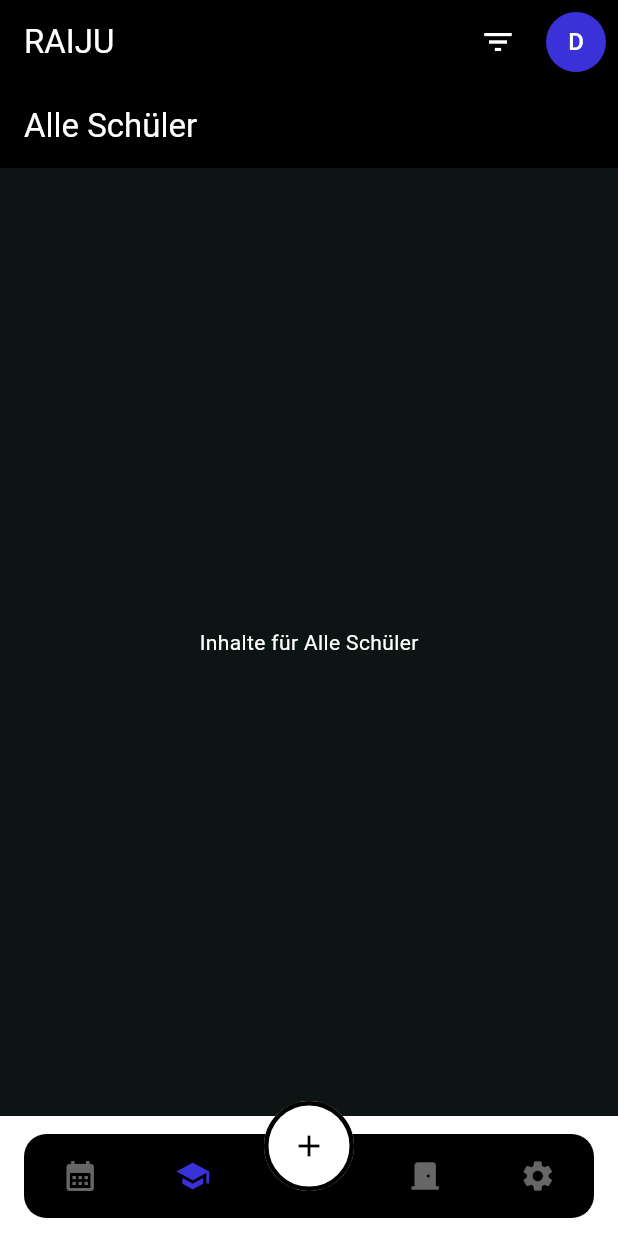
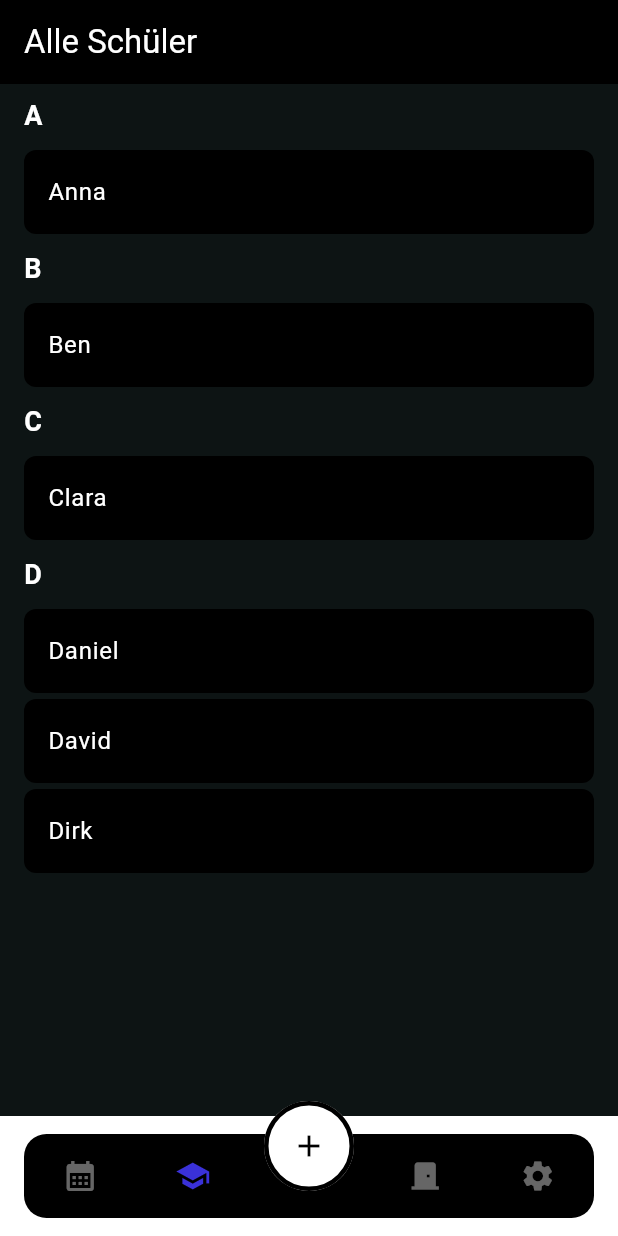
Before and after one commit to DanielDa1998/kwa_app, a Flutter app: the screen it shows after launch, item 2 of the bottom bar chosen, on a phone screen of 412 x 824 dp. Run offline on Flutter 3.47's test engine with Material 3 defaults, Android fonts, the phone set to English and light mode, and no system bars; our stand-ins replace cloud_firestore, firebase_core; accounts and stored records are empty.

Commit message:
04.03.2024

```diff
--- /dev/null
+++ b/lib/all_students.dart
@@ -0,0 +1,72 @@
+import 'package:flutter/material.dart';
+import 'dart:collection';
+
+class AlleSchuelerView extends StatefulWidget {
+  @override
+  _AlleSchuelerViewState createState() => _AlleSchuelerViewState();
+}
+
+class _AlleSchuelerViewState extends State<AlleSchuelerView> {
+  List<String> studentList = [
+    'Anna', 'Ben', 'Clara', 'David', "Daniel", "Dirk",
+    // Füge hier weitere Schülernamen hinzu
+  ];
+
+  LinkedHashMap<String, List<String>> groupByFirstLetter(List<String> list) {
+    list.sort((a, b) => a.compareTo(b));
+    LinkedHashMap<String, List<String>> map = LinkedHashMap();
+    for (var s in list) {
+      final String letter = s[0].toUpperCase();
+      map.putIfAbsent(letter, () => []).add(s);
+    }
+    return map;
+  }
+
+  @override
+  Widget build(BuildContext context) {
+    LinkedHashMap<String, List<String>> groupedStudentList =
+        groupByFirstLetter(studentList);
+
+    return Scaffold(
+      appBar: AppBar(
+        title: Text('Alle Schüler'),
+      ),
+      body: ListView.builder(
+        itemCount: groupedStudentList.keys.length,
+        itemBuilder: (context, index) {
+          String key = groupedStudentList.keys.elementAt(index);
+          List<String> students = groupedStudentList[key]!;
+          return Column(
+            crossAxisAlignment: CrossAxisAlignment.start,
+            children: [
+              Padding(
+                padding:
+                    const EdgeInsets.symmetric(horizontal: 16.0, vertical: 8.0),
+                child: Text(
+                  key,
+                  style: TextStyle(
+                      fontSize: 18,
+                      fontWeight: FontWeight.bold,
+                      color: Colors.white),
+                ),
+              ),
+              ...students.map((student) {
+                return Container(
+                  decoration: BoxDecoration(
+                    color: Color.fromARGB(255, 0, 0, 0),
+                    borderRadius: BorderRadius.circular(8),
+                  ),
+                  margin: EdgeInsets.symmetric(horizontal: 16.0, vertical: 2.0),
+                  child: ListTile(
+                    title: Text(student,
+                        style: TextStyle(color: Colors.white, fontSize: 16)),
+                  ),
+                );
+              }).toList(),
+            ],
+          );
+        },
+      ),
+    );
+  }
+}
--- a/lib/main.dart
+++ b/lib/main.dart
@@ -1,9 +1,11 @@
 import 'package:firebase_core/firebase_core.dart';
 import 'package:flutter/material.dart';
 import 'package:intl/date_symbol_data_local.dart';
+import 'package:kwa_app/all_students.dart';
 import 'package:kwa_app/nav_bar.dart';
 import 'package:kwa_app/nav_model.dart';
 import 'package:kwa_app/new_lesson.dart';
+import 'package:kwa_app/settings.dart';
 import 'package:kwa_app/view.dart';
 import 'firebase_options.dart';
 
@@ -101,12 +103,31 @@ class _MyCustomPageState extends State<MyCustomPage> {
     Widget bodyContent;
     switch (selectedTab) {
       case 0:
-        bodyContent = DailyView(); // Der originale Inhalt für das erste Icon
+        bodyContent = Scaffold(
+          appBar: AppBar(
+            title: const Text('Übersicht'),
+            actions: <Widget>[
+              IconButton(
+                icon: const Icon(Icons.filter_list),
+                onPressed: () {
+                  _showFilterDialog(context);
+                },
+              ),
+              const Padding(
+                padding: EdgeInsets.all(8.0),
+                child: CircleAvatar(
+                  backgroundColor: Color(0xFF3A31D8),
+                  child: Text('D', style: TextStyle(color: Colors.white)),
+                ),
+              ),
+            ],
+          ),
+          body: DailyView(),
+        ); // Der originale Inhalt für das erste Icon
         break;
       case 1:
         bodyContent = Scaffold(
-          appBar: AppBar(title: Text('Alle Schüler')),
-          body: Center(child: Text('Inhalte für Alle Schüler')),
+          body: AlleSchuelerView(),
         );
         break;
       case 2:
@@ -117,8 +138,7 @@ class _MyCustomPageState extends State<MyCustomPage> {
         break;
       case 3:
         bodyContent = Scaffold(
-          appBar: AppBar(title: Text('Einstellungen')),
-          body: Center(child: Text('Inhalte für Einstellungen')),
+          body: EinstellungenPage(),
         );
         break;
       default:
@@ -135,24 +155,6 @@ class _MyCustomPageState extends State<MyCustomPage> {
         }
       },
       child: Scaffold(
-        appBar: AppBar(
-          title: const Text('RAIJU'),
-          actions: <Widget>[
-            IconButton(
-              icon: const Icon(Icons.filter_list),
-              onPressed: () {
-                _showFilterDialog(context);
-              },
-            ),
-            const Padding(
-              padding: EdgeInsets.all(8.0),
-              child: CircleAvatar(
-                backgroundColor: Color(0xFF3A31D8),
-                child: Text('D', style: TextStyle(color: Colors.white)),
-              ),
-            ),
-          ],
-        ),
         body: bodyContent, // Verwende den bestimmten Inhalt
         floatingActionButtonLocation: FloatingActionButtonLocation.centerDocked,
         floatingActionButton: Container(
```
Also changed, not shown: lib/lesson_editor.dart (+51 -3 lines), lib/settings.dart (added, +40 -0 lines), lib/student_change.dart (added, +112 -0 lines), lib/subject_chang.dart (added, +107 -0 lines).
